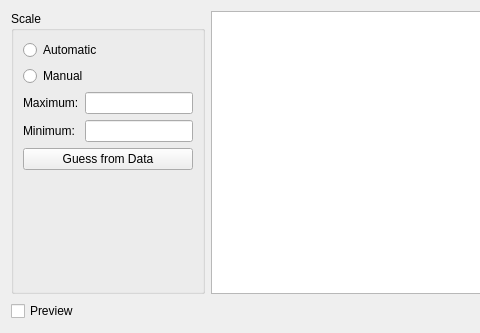
Before: the Qt Designer form widgets/SectionDialog.ui in sblanchet/dls, drawn with Qt 5; both pictures show x 0 to 480 and y 0 to 333 of the 773 by 333 pixel window.
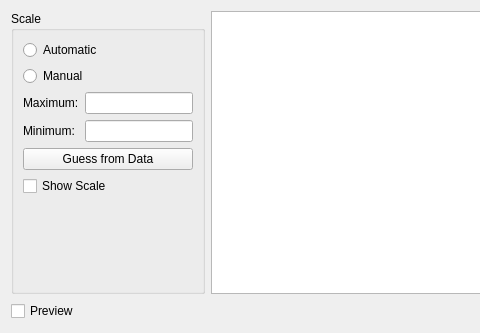
After: the same form once the commit is applied.

Commit message: Value scales.

What changed in the file:
```diff
--- a/widgets/SectionDialog.ui
+++ b/widgets/SectionDialog.ui
@@ -81,6 +81,13 @@
           </property>
          </widget>
         </item>
+        <item>
+         <widget class="QCheckBox" name="checkBoxShowScale">
+          <property name="text">
+           <string>Show Scale</string>
+          </property>
+         </widget>
+        </item>
         <item>
          <spacer name="verticalSpacer">
           <property name="orientation">
```
The commit also changes 9 other files.
